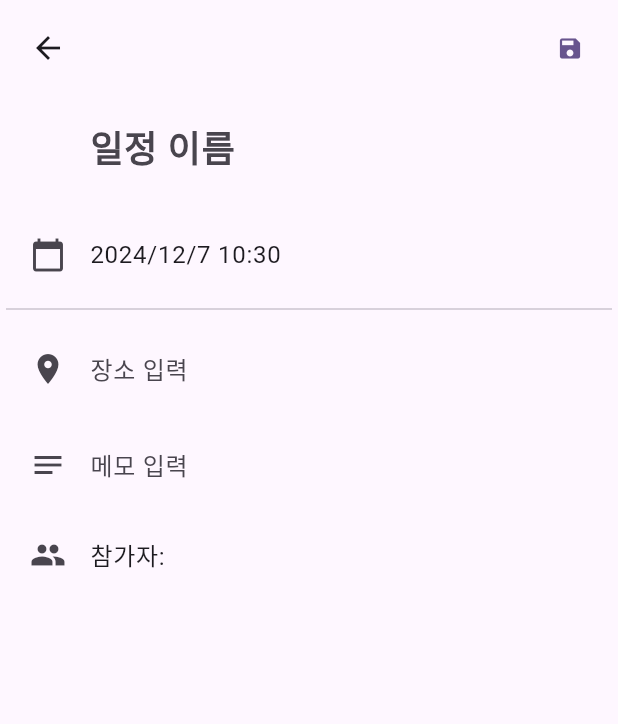
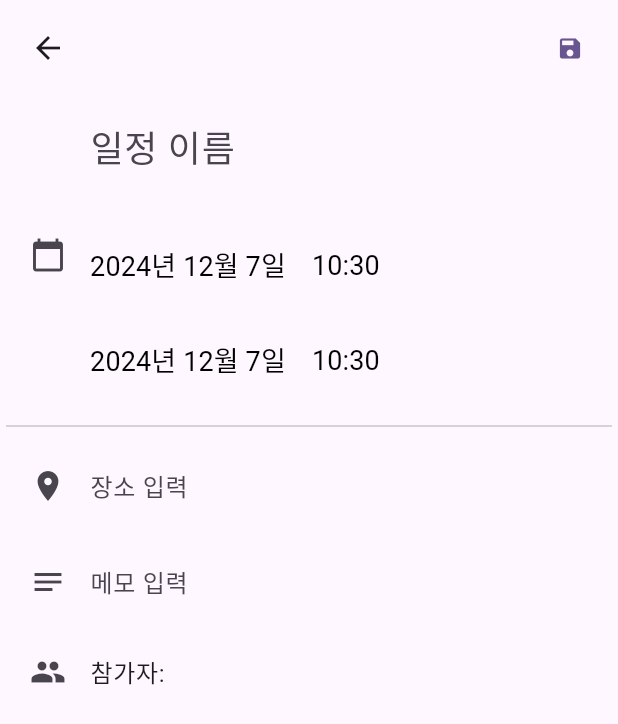
Before and after one commit to siwan9/Kumoh-Calendar, a Flutter app: the screen it shows once a user with an empty profile is signed in, after a tap on the "add" icon, on a phone screen of 412 x 824 dp. Shown: the top 724 px of the screen. Run offline on Flutter 3.47's test engine with Material 3 defaults, Android fonts, the light colour scheme and no system bars; our stand-ins replace cloud_firestore, firebase_auth, firebase_core; accounts and stored records are empty; generated files the repository leaves out were written again.

Commit message:
feat: 개인 일정 수정 구현, 수정/추가 페이지 날짜 선택 ui 구현

```diff
--- a/lib/calendar_page/create_schedule_page/page.dart
+++ /dev/null
@@ -1,135 +0,0 @@
-import 'dart:math';
-
-import 'package:firebase_auth/firebase_auth.dart';
-import 'package:flutter/material.dart';
-import 'package:kumoh_calendar/calendar_page/service/schedule_service.dart';
-import 'package:kumoh_calendar/data/schedule_data.dart';
-
-class CreateSchedulePage extends StatefulWidget {
-  const CreateSchedulePage({super.key});
-
-  @override
-  State<CreateSchedulePage> createState() => _CreateSchedulePageState();
-}
-
-class _CreateSchedulePageState extends State<CreateSchedulePage> {
-  User? user = FirebaseAuth.instance.currentUser;
-  ScheduleService service = ScheduleService();
-
-  late ScheduleData schedule;
-
-  @override
-  void initState() {
-    super.initState();
-    WidgetsBinding.instance.addPostFrameCallback((_) {
-      setState(() {
-        schedule = ScheduleData(
-          id: Random().nextInt(100000) + 1,
-          name: '',
-          userId: user!.uid,
-          startDate: DateTime.now(),
-          endDate: DateTime.now(),
-          place: '',
-          memo: '',
-          participants: [],
-        );
-      });
-    });
-  }
-
-  @override
-  Widget build(BuildContext context) {
-    return Scaffold(
-      appBar: AppBar(
-        toolbarHeight: 64,
-        leadingWidth: 64,
-        actions: [
-          TextButton(
-            onPressed: () {
-              service.addSchedule(schedule);
-              Navigator.pop(context);
-            },
-            child: const Icon(Icons.save),
-          ),
-        ],
-      ),
-      body: Padding(
-        padding: const EdgeInsets.symmetric(horizontal: 4),
-        child: Column(
-          crossAxisAlignment: CrossAxisAlignment.start,
-          children: [
-            // 상단 일정 이름
-            ListTile(
-              leading: const SizedBox(
-                width: 24,
-                height: 24,
-              ),
-              title: TextField(
-                onChanged: (value) {
-                  setState(() {
-                    schedule.name = value;
-                  });
-                },
-                style:
-                    const TextStyle(fontSize: 24, fontWeight: FontWeight.bold),
-                decoration: const InputDecoration(
-                  border: InputBorder.none,
-                  hintText: '일정 이름',
-                ),
-              ),
-            ),
-            const SizedBox(height: 8),
-
-            // TODO: 날짜 섹션
-            ListTile(
-              leading: const Icon(Icons.calendar_today),
-              title: Text(
-                schedule.startDate == schedule.endDate
-                    ? "${schedule.startDate.year}/${schedule.startDate.month}/${schedule.startDate.day} ${schedule.startDate.hour}:${schedule.startDate.minute}"
-                    : "${schedule.startDate.year}/${schedule.startDate.month}/${schedule.startDate.day} ${schedule.startDate.hour}:${schedule.startDate.minute} ~ ${schedule.endDate.year}/${schedule.endDate.month}/${schedule.endDate.day} ${schedule.endDate.hour}:${schedule.endDate.minute}",
-              ),
-            ),
-            const Divider(),
-
-            // 장소 정보
-            ListTile(
-                leading: const Icon(Icons.location_on),
-                title: TextField(
-                  onChanged: (value) {
-                    setState(() {
-                      schedule.place = value;
-                    });
-                  },
-                  decoration: const InputDecoration(
-                    border: InputBorder.none,
-                    hintText: '장소 입력',
-                  ),
-                )),
-
-            // 메모 섹션
-            ListTile(
-              leading: const Icon(Icons.notes),
-              title: TextField(
-                onChanged: (value) {
-                  setState(() {
-                    schedule.memo = value;
-                  });
-                },
-                decoration: const InputDecoration(
-                  border: InputBorder.none,
-                  hintText: '메모 입력',
-                ),
-              ),
-            ),
-
-            // TODO: 참가자 섹션
-            ListTile(
-              leading: const Icon(Icons.people),
-              title: Text('참가자: ${schedule.participants.join(", ")}'),
-            ),
-          ],
-        ),
-      ),
-    );
-  }
-}
--- /dev/null
+++ b/lib/calendar_page/edit_schedule_page/page.dart
@@ -0,0 +1,306 @@
+import 'dart:math';
+
+import 'package:firebase_auth/firebase_auth.dart';
+import 'package:flutter/material.dart';
+import 'package:kumoh_calendar/calendar_page/service/schedule_service.dart';
+import 'package:kumoh_calendar/data/schedule_data.dart';
+
+class EditSchedulePage extends StatefulWidget {
+  const EditSchedulePage({super.key, required this.schedule});
+
+  // schedule이 null이면 새로운 일정 추가, 아니면 일정 수정
+  final ScheduleData? schedule;
+
+  @override
+  State<EditSchedulePage> createState() => _EditSchedulePageState();
+}
+
+class _EditSchedulePageState extends State<EditSchedulePage> {
+  User? user = FirebaseAuth.instance.currentUser;
+  ScheduleService service = ScheduleService();
+
+  ScheduleData? schedule;
+
+  late TextEditingController _titleController,
+      _placeController,
+      _memoController;
+
+  @override
+  void initState() {
+    super.initState();
+    WidgetsBinding.instance.addPostFrameCallback((_) {
+      if (widget.schedule != null) {
+        print(widget.schedule!.toJson().toString());
+      } else {
+        print("Add Schedule");
+      }
+      setState(() {
+        schedule = widget.schedule != null
+            ? widget.schedule!
+            : ScheduleData(
+                id: Random().nextInt(100000) + 1,
+                name: '',
+                userId: user!.uid,
+                startDate: DateTime.now(),
+                endDate: DateTime.now(),
+                place: '',
+                memo: '',
+                participants: [],
+              );
+
+        _titleController = TextEditingController(text: schedule!.name);
+        _placeController = TextEditingController(text: schedule!.place);
+        _memoController = TextEditingController(text: schedule!.memo);
+      });
+    });
+  }
+
+  void onSubmit() {
+    if (widget.schedule != null && schedule != null) {
+      service.editSchedule(schedule!);
+    } else {
+      service.addSchedule(schedule!);
+    }
+    Navigator.pop(context);
+  }
+
+  @override
+  Widget build(BuildContext context) {
+    final dateTimeButtonStyle = ButtonStyle(
+      padding: WidgetStateProperty.all(
+        const EdgeInsets.symmetric(horizontal: 0, vertical: 14),
+      ),
+      shape: WidgetStateProperty.all(RoundedRectangleBorder(
+        borderRadius: BorderRadius.circular(0),
+      )),
+    );
+
+    return Scaffold(
+      appBar: AppBar(
+        toolbarHeight: 64,
+        leadingWidth: 64,
+        actions: [
+          TextButton(
+            onPressed: onSubmit,
+            child: const Icon(Icons.save),
+          ),
+        ],
+      ),
+      body: schedule != null
+          ? Padding(
+              padding: const EdgeInsets.symmetric(horizontal: 4),
+              child: Column(
+                crossAxisAlignment: CrossAxisAlignment.start,
+                children: [
+                  // 상단 일정 이름
+                  ListTile(
+                    leading: const SizedBox(
+                      width: 24,
+                      height: 24,
+                    ),
+                    title: TextField(
+                        onChanged: (value) {
+                          setState(() {
+                            schedule!.name = value;
+                          });
+                        },
+                        style: const TextStyle(
+                            fontSize: 24, fontWeight: FontWeight.w500),
+                        decoration: const InputDecoration(
+                          border: InputBorder.none,
+                          hintText: '일정 이름',
+                        ),
+                        controller: _titleController),
+                  ),
+                  const SizedBox(height: 8),
+
+                  // 날짜 섹션
+                  ListTile(
+                    titleAlignment: ListTileTitleAlignment.top,
+                    leading: const Padding(
+                        padding: EdgeInsets.symmetric(vertical: 8),
+                        child: Icon(Icons.calendar_today)),
+                    title: Column(
+                      // 날짜 선택
+                      children: [
+                        Row(
+                          children: [
+                            TextButton(
+                              style: dateTimeButtonStyle,
+                              onPressed: () async {
+                                final DateTime? picked = await showDatePicker(
+                                  context: context,
+                                  initialDate: schedule!.startDate,
+                                  firstDate: DateTime(2000),
+                                  lastDate: DateTime(2101),
+                                );
+                                if (picked != null &&
+                                    picked != schedule!.startDate) {
+                                  setState(() {
+                                    schedule!.startDate = picked;
+                                    // endDate가 startDate보다 이전이면 같은 날짜로 설정
+                                    if (schedule!.endDate
+                                        .isBefore(schedule!.startDate)) {
+                                      schedule!.endDate = picked;
+                                    }
+                                  });
+                                }
+                              },
+                              child: Text(
+                                style: const TextStyle(
+                                    fontSize: 18,
+                                    fontWeight: FontWeight.normal,
+                                    color: Colors.black),
+                                '${schedule!.startDate.year}년 ${schedule!.startDate.month}월 ${schedule!.startDate.day}일',
+                              ),
+                            ),
+                            const SizedBox(
+                              width: 8,
+                            ),
+                            TextButton(
+                              style: dateTimeButtonStyle,
+                              onPressed: () async {
+                                final TimeOfDay? picked = await showTimePicker(
+                                  context: context,
+                                  initialTime: TimeOfDay.fromDateTime(
+                                      schedule!.startDate),
+                                );
+                                if (picked != null) {
+                                  setState(() {
+                                    schedule!.startDate = DateTime(
+                                      schedule!.startDate.year,
+                                      schedule!.startDate.month,
+                                      schedule!.startDate.day,
+                                      picked.hour,
+                                      picked.minute,
+                                    );
+                                  });
+                                }
+                              },
+                              child: Text(
+                                style: const TextStyle(
+                                    fontSize: 18,
+                                    fontWeight: FontWeight.normal,
+                                    color: Colors.black),
+                                '${schedule!.startDate.hour}:${schedule!.startDate.minute}',
+                              ),
+                            ),
+                          ],
+                        ),
+                        const SizedBox(
+                          height: 8,
+                        ),
+                        Row(
+                          children: [
+                            TextButton(
+                              style: dateTimeButtonStyle,
+                              onPressed: () async {
+                                final DateTime? picked = await showDatePicker(
+                                  context: context,
+                                  initialDate: schedule!.endDate,
+                                  firstDate: DateTime(2000),
+                                  lastDate: DateTime(2101),
+                                );
+                                if (picked != null &&
+                                    picked != schedule!.endDate) {
+                                  setState(() {
+                                    schedule!.endDate = picked;
+                                    // startDate가 endDate보다 이후면 같은 날짜로 설정
+                                    if (schedule!.startDate
+                                        .isAfter(schedule!.endDate)) {
+                                      schedule!.startDate = picked;
+                                    }
+                                  });
+                                }
+                              },
+                              child: Text(
+                                style: const TextStyle(
+                                    fontSize: 18,
+                                    fontWeight: FontWeight.normal,
+                                    color: Colors.black),
+                                '${schedule!.endDate.year}년 ${schedule!.endDate.month}월 ${schedule!.endDate.day}일',
+                              ),
+                            ),
+                            const SizedBox(
+                              width: 8,
+                            ),
+                            TextButton(
+                              style: dateTimeButtonStyle,
+                              onPressed: () async {
+                                final TimeOfDay? picked = await showTimePicker(
+                                  context: context,
+                                  initialTime:
+                                      TimeOfDay.fromDateTime(schedule!.endDate),
+                                );
+                                if (picked != null) {
+                                  setState(() {
+                                    schedule!.endDate = DateTime(
+                                      schedule!.endDate.year,
+                                      schedule!.endDate.month,
+                                      schedule!.endDate.day,
+                                      picked.hour,
+                                      picked.minute,
+                                    );
+                                  });
+                                }
+                              },
+                              child: Text(
+                                style: const TextStyle(
+                                    fontSize: 18,
+                                    fontWeight: FontWeight.normal,
+                                    color: Colors.black),
+                                '${schedule!.endDate.hour}:${schedule!.endDate.minute}',
+                              ),
+                            ),
+                          ],
+                        ),
+                      ],
+                    ),
+                  ),
+                  const Divider(),
+
+                  // 장소 정보
+                  ListTile(
+                      leading: const Icon(Icons.location_on),
+                      title: TextField(
+                        onChanged: (value) {
+                          setState(() {
+                            schedule!.place = value;
+                          });
+                        },
+                        decoration: const InputDecoration(
+                          border: InputBorder.none,
+                          hintText: '장소 입력',
+                        ),
+                        controller: _placeController,
+                      )),
+
+                  // 메모 섹션
+                  ListTile(
+                    leading: const Icon(Icons.notes),
+                    title: TextField(
+                      onChanged: (value) {
+                        setState(() {
+                          schedule!.memo = value;
+                        });
+                      },
+                      decoration: const InputDecoration(
+                        border: InputBorder.none,
+                        hintText: '메모 입력',
+                      ),
+                      controller: _memoController,
+                    ),
+                  ),
+
+                  // TODO: 참가자 섹션
+                  ListTile(
+                    leading: const Icon(Icons.people),
+                    title: Text('참가자: ${schedule!.participants.join(", ")}'),
+                  ),
+                ],
+              ),
+            )
+          : const Center(child: CircularProgressIndicator()),
+    );
+  }
+}
--- a/lib/calendar_page/page.dart
+++ b/lib/calendar_page/page.dart
@@ -1,7 +1,7 @@
 import 'package:firebase_auth/firebase_auth.dart';
 import 'package:flutter/material.dart';
 import 'package:kumoh_calendar/calendar_page/date_item.dart';
-import 'package:kumoh_calendar/calendar_page/create_schedule_page/page.dart';
+import 'package:kumoh_calendar/calendar_page/edit_schedule_page/page.dart';
 
 import '../data/schedule_data.dart';
 import 'service/schedule_service.dart';
@@ -153,7 +153,7 @@ class _CalendarPageState extends State<CalendarPage> {
           Navigator.push(
             context,
             MaterialPageRoute(
-              builder: (context) => const CreateSchedulePage(),
+              builder: (context) => const EditSchedulePage(schedule: null),
             ),
           );
         },
```
Also changed, not shown: lib/calendar_page/view_schedule_page/page.dart (+19 -2 lines).
